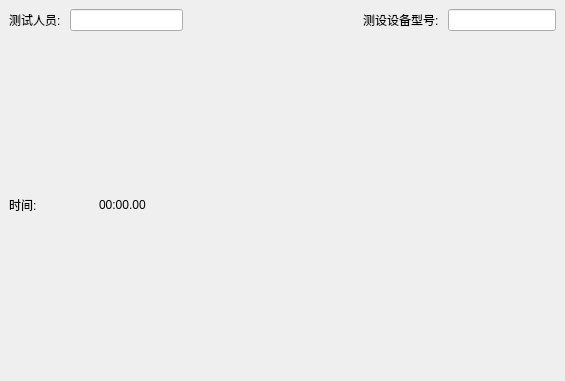
icanerandy/ZCAN_MINI, file ZCAN_MINI/UI/info_dockwidget.ui: the form before one commit.
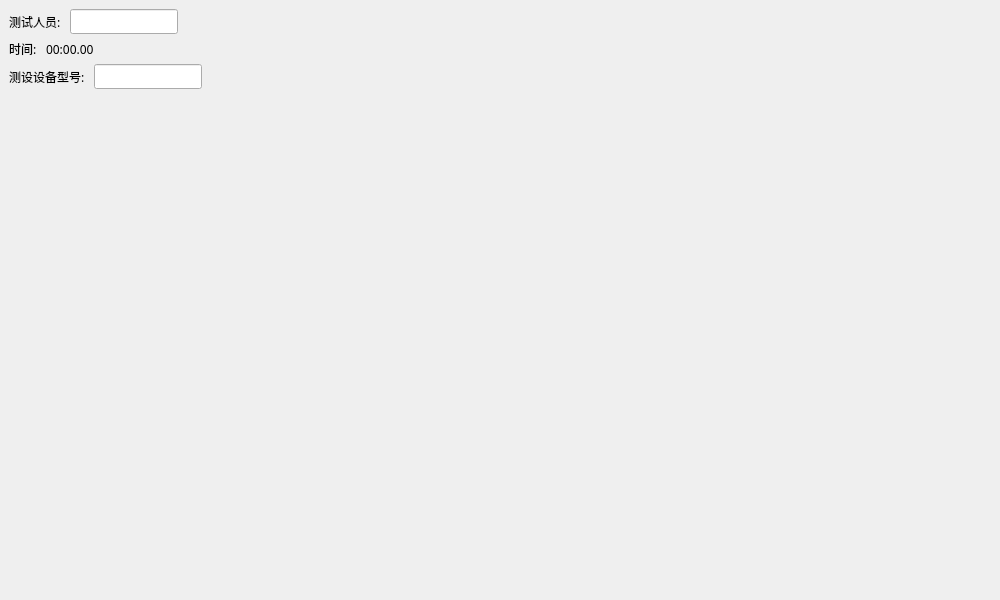
The form after the commit. Custom widgets are drawn as their Qt base class.

Diff of the .ui file:
```diff
--- a/ZCAN_MINI/UI/info_dockwidget.ui
+++ b/ZCAN_MINI/UI/info_dockwidget.ui
@@ -6,47 +6,64 @@
    <rect>
     <x>0</x>
     <y>0</y>
-    <width>565</width>
-    <height>381</height>
+    <width>1000</width>
+    <height>600</height>
    </rect>
   </property>
+  <property name="minimumSize">
+   <size>
+    <width>1000</width>
+    <height>500</height>
+   </size>
+  </property>
+  <property name="font">
+   <font>
+    <family>Microsoft YaHei UI</family>
+    <pointsize>9</pointsize>
+   </font>
+  </property>
   <property name="windowTitle">
    <string>DockWidget</string>
   </property>
   <widget class="QWidget" name="dockWidgetContents">
-   <layout class="QGridLayout" name="gridLayout">
+   <layout class="QFormLayout" name="formLayout">
     <item row="0" column="0">
      <layout class="QHBoxLayout" name="horizontalLayout_2">
       <item>
        <widget class="QLabel" name="label">
+        <property name="font">
+         <font>
+          <family>黑体</family>
+          <pointsize>9</pointsize>
+         </font>
+        </property>
         <property name="text">
          <string>测试人员: </string>
         </property>
        </widget>
       </item>
       <item>
-       <widget class="QtMaterialTextField" name="lineEdit"/>
-      </item>
-     </layout>
-    </item>
-    <item row="0" column="2">
-     <layout class="QHBoxLayout" name="horizontalLayout_3">
-      <item>
-       <widget class="QLabel" name="label_2">
-        <property name="text">
-         <string>测设设备型号: </string>
+       <widget class="QtMaterialTextField" name="lineEdit">
+        <property name="font">
+         <font>
+          <family>黑体</family>
+          <pointsize>9</pointsize>
+         </font>
         </property>
        </widget>
       </item>
-      <item>
-       <widget class="QtMaterialTextField" name="lineEdit_2"/>
-      </item>
      </layout>
     </item>
     <item row="1" column="0">
      <layout class="QHBoxLayout" name="horizontalLayout">
       <item>
        <widget class="QLabel" name="label_3">
+        <property name="font">
+         <font>
+          <family>黑体</family>
+          <pointsize>9</pointsize>
+         </font>
+        </property>
         <property name="text">
          <string>时间: </string>
         </property>
@@ -54,6 +71,12 @@
       </item>
       <item>
        <widget class="QLabel" name="label_4">
+        <property name="font">
+         <font>
+          <family>黑体</family>
+          <pointsize>9</pointsize>
+         </font>
+        </property>
         <property name="text">
          <string>00:00.00</string>
         </property>
@@ -61,18 +84,32 @@
       </item>
      </layout>
     </item>
-    <item row="0" column="1">
-     <spacer name="horizontalSpacer">
-      <property name="orientation">
-       <enum>Qt::Horizontal</enum>
-      </property>
-      <property name="sizeHint" stdset="0">
-       <size>
-        <width>40</width>
-        <height>20</height>
-       </size>
-      </property>
-     </spacer>
+    <item row="2" column="0">
+     <layout class="QHBoxLayout" name="horizontalLayout_3">
+      <item>
+       <widget class="QLabel" name="label_2">
+        <property name="font">
+         <font>
+          <family>黑体</family>
+          <pointsize>9</pointsize>
+         </font>
+        </property>
+        <property name="text">
+         <string>测设设备型号: </string>
+        </property>
+       </widget>
+      </item>
+      <item>
+       <widget class="QtMaterialTextField" name="lineEdit_2">
+        <property name="font">
+         <font>
+          <family>黑体</family>
+          <pointsize>9</pointsize>
+         </font>
+        </property>
+       </widget>
+      </item>
+     </layout>
     </item>
    </layout>
   </widget>
```
